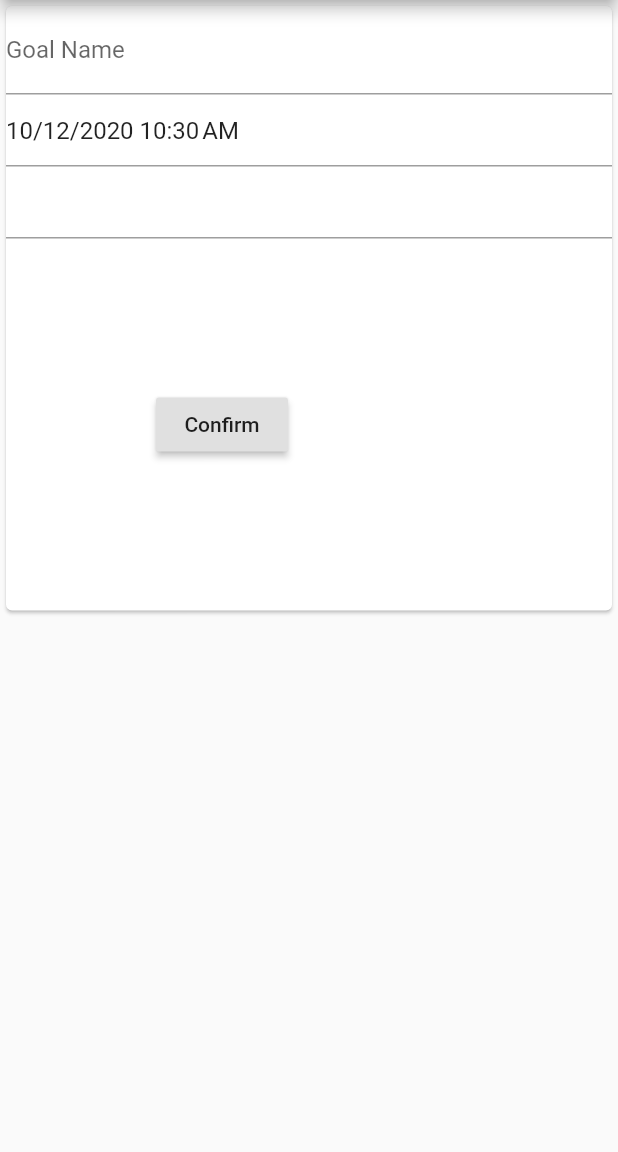
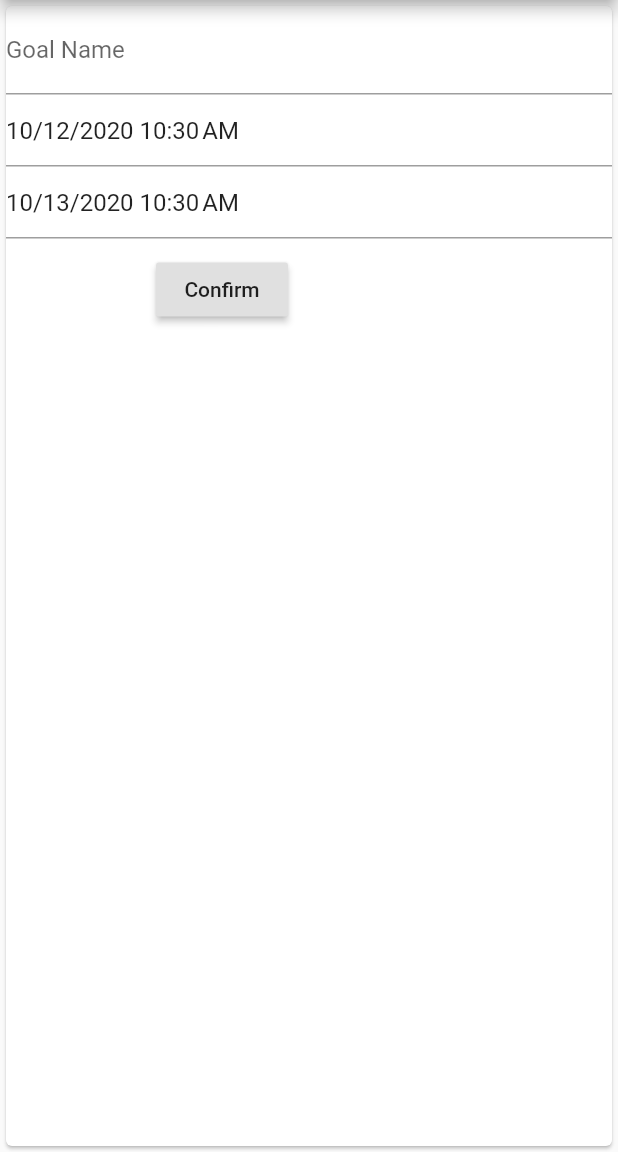
Before and after one commit to Ahmad-Shafique/goalie, a Flutter app: the screen it shows after launch, after a tap on the "add" icon, on a phone screen of 412 x 824 dp, the part 84-1236 px from its top. Run offline on Flutter 3.47's test engine with Material 2 defaults, Android fonts, the light colour scheme and no system bars; drawn by our look-alikes of date_field; our stand-ins replace sqflite; accounts and stored records are empty.

Commit message:
Redfactor new goals form for better fit

```diff
--- a/lib/ui/basicGoal/listDisplay.dart
+++ b/lib/ui/basicGoal/listDisplay.dart
@@ -218,7 +218,7 @@ class _BasicGoalsListState extends State<BasicGoalsList> {
                           Row(
                             children: <Widget>[
                               Expanded(
-                                flex: 1,
+                                flex: 3,
                                 child: Text(
                                   e.goalName,
                                   style: TextStyle(
@@ -226,7 +226,7 @@ class _BasicGoalsListState extends State<BasicGoalsList> {
                                 ),
                               ),
                               Expanded(
-                                flex: 2,
+                                flex: 1,
                                 child: Container(),
                               ),
                               Expanded(
@@ -258,12 +258,13 @@ class _BasicGoalsListState extends State<BasicGoalsList> {
     if(typeOfGoals=="active"){
       if(activeGoals!=null && activeGoals.length>0)
         return Expanded(
+            flex: 4,
             child: Column(
               children: [
                 Expanded(
                   flex: 1,
                   child: Text(
-                    "Active Goals",
+                    "Active Goals ("+activeGoals.length.toString()+")",
                     style: TextStyle(
                         fontWeight: FontWeight.bold),
                   ),
@@ -279,12 +280,13 @@ class _BasicGoalsListState extends State<BasicGoalsList> {
     }else if(typeOfGoals=="complete"){
       if(completedGoals!=null && completedGoals.length>0)
         return Expanded(
+            flex: 2,
             child: Column(
               children: [
                 Expanded(
                   flex: 1,
                   child: Text(
-                    "Completed Goals",
+                    "Completed Goals ("+completedGoals.length.toString()+")",
                     style: TextStyle(
                         fontWeight: FontWeight.bold),
                   ),
@@ -299,12 +301,13 @@ class _BasicGoalsListState extends State<BasicGoalsList> {
     }else if(typeOfGoals=="incomplete"){
       if(incompleteGoals!=null && incompleteGoals.length>0)
         return Expanded(
+            flex: 2,
             child: Column(
               children: [
                 Expanded(
                   flex: 1,
                   child: Text(
-                    "Incomplete Goals",
+                    "Incomplete Goals ("+incompleteGoals.length.toString()+")",
                     style: TextStyle(
                         fontWeight: FontWeight.bold),
                   ),
--- a/lib/ui/basicGoal/newGoal.dart
+++ b/lib/ui/basicGoal/newGoal.dart
@@ -27,9 +27,12 @@ class _NewBasicGoalForm extends State<NewBasicGoalForm> {
         appBar: AppBar(
           title: Text(widget.title),
         ),
-        body: Column(
+        body: Container(child: Column(
+          mainAxisSize: MainAxisSize.min,
           children: <Widget>[
-            Center(
+            Flexible(
+                fit: FlexFit.loose,
+                child: Center(
                     child: Card(
                       child: InkWell(
                         splashColor: Colors.blue.withAlpha(30),
@@ -42,26 +45,27 @@ class _NewBasicGoalForm extends State<NewBasicGoalForm> {
                               children: <Widget>[createForm()],
                             )),
                       ),
-            )),
+                    ))),
           ],
-        ));
+        ),));
   }
 
-  void putInStartDate(DateTime time){
+  void putInStartDate(DateTime time) {
     this._startTimeController = time;
   }
-  void putInEndDate(DateTime time){
+
+  void putInEndDate(DateTime time) {
     this._endTimeController = time;
   }
-
 
   Widget createForm() {
     return Form(
       key: _newBasicGoalFormKey,
       child: Column(
         crossAxisAlignment: CrossAxisAlignment.start,
+        mainAxisSize: MainAxisSize.min,
         children: <Widget>[
-          TextFormField(
+          Flexible(fit: FlexFit.loose, child: TextFormField(
             controller: _goalNameController,
             decoration: const InputDecoration(
               labelText: 'Goal Name',
@@ -72,26 +76,26 @@ class _NewBasicGoalForm extends State<NewBasicGoalForm> {
               }
               return null;
             },
-          ),
-          DateTimeFormField(
+          )),
+          Flexible(fit: FlexFit.loose, child: DateTimeFormField(
             autovalidate: true,
             //firstDate: selectedDate,
             initialValue: selectedDate,
             label: "Start Time",
             onDateSelected: putInStartDate,
-
-          ),
-          DateTimeFormField(
+          )),
+          Flexible(fit: FlexFit.loose, child: DateTimeFormField(
             autovalidate: false,
             enabled: true,
             firstDate: selectedDate,
+            lastDate: selectedDate.add(new Duration(days: 30)),
+            initialValue: selectedDate.add(new Duration(days: 1)),
             label: "End Time",
             onDateSelected: putInEndDate,
-          ),
-
-          Padding(
+          )),
+          Flexible(fit: FlexFit.loose, child: Padding(
             padding:
-                const EdgeInsets.symmetric(vertical: 100.0, horizontal: 100.0),
+            const EdgeInsets.symmetric(vertical: 10.0, horizontal: 100.0),
             child: RaisedButton(
               onPressed: () {
                 if (_newBasicGoalFormKey.currentState.validate()) {
@@ -105,19 +109,21 @@ class _NewBasicGoalForm extends State<NewBasicGoalForm> {
                   SQLiteBasicGoalDatabaseService().insertOrReplaceBasicGoal(
                       new BasicGoal(
                           goalName: _goalNameController.text,
-                        startTime: _startTimeController!=null?_startTimeController:selectedDate,
-                        endTime: _endTimeController!=null?_endTimeController:null,
+                          startTime: _startTimeController != null
+                              ? _startTimeController
+                              : selectedDate,
+                          endTime: _endTimeController != null
+                              ? _endTimeController
+                              : null,
                           lastUpdated: selectedDate,
                           active: true,
-                        completed: false
-                      )
-                  );
+                          completed: false));
                   Navigator.pop(context);
                 }
               },
               child: Text('Confirm'),
             ),
-          ),
+          )),
         ],
       ),
     );
```
Also changed, not shown: pubspec.lock, 22 other files. Lines whose indentation alone changed are shown as unchanged.
